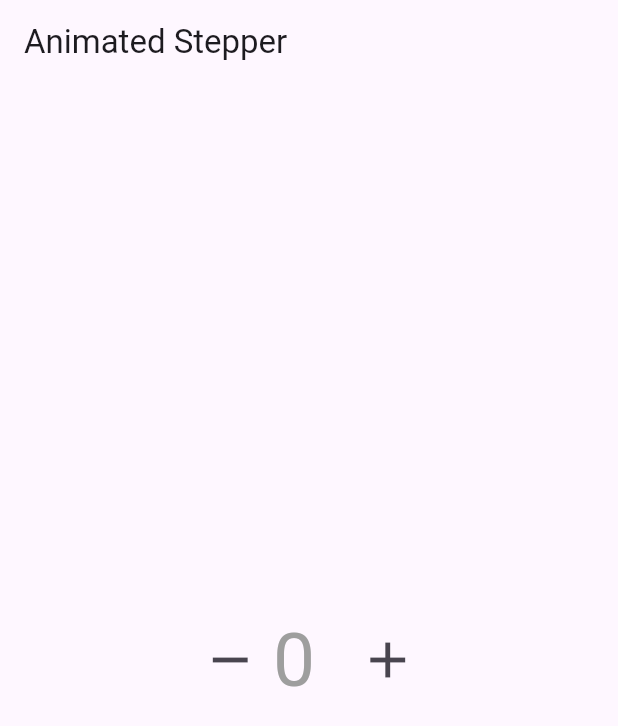
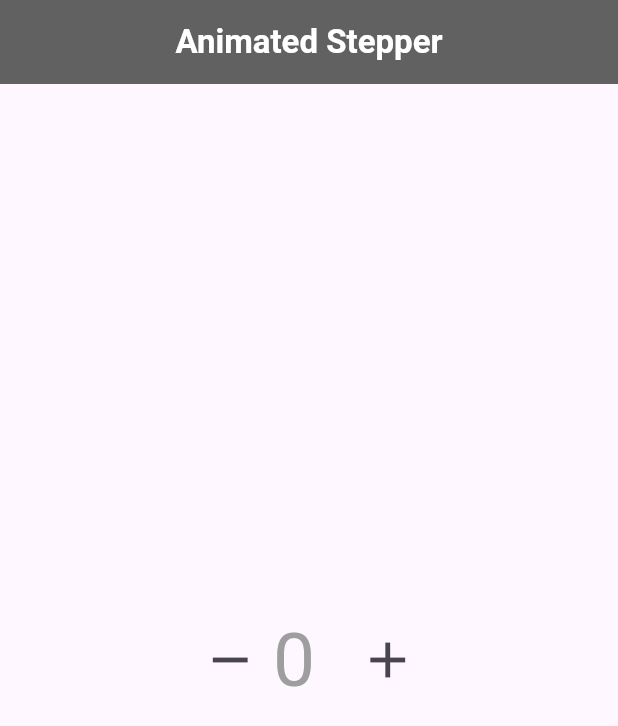
Before and after one commit to ParimSsme/animated_stepper, a Flutter app: the screen it shows after launch, on a phone screen of 412 x 824 dp. Shown: the top 726 px of the screen. Run offline on Flutter 3.47's test engine with Material 3 defaults, Android fonts, the phone set to English and light mode, and no system bars.

Commit message:
add theme

```diff
--- a/lib/main.dart
+++ b/lib/main.dart
@@ -12,7 +12,20 @@ class MyApp extends StatelessWidget {
     return MaterialApp(
       debugShowCheckedModeBanner: false,
       title: 'Animated Stepper',
-      theme: ThemeData(primarySwatch: Colors.blue),
+      theme: ThemeData(
+        appBarTheme: AppBarTheme(
+          centerTitle: true,
+          backgroundColor: Colors.grey.shade700,
+          iconTheme: IconThemeData(
+            color: Colors.white,
+          ),
+          titleTextStyle: TextStyle(
+            fontWeight: FontWeight.bold,
+            color: Colors.white,
+            fontSize: 22,
+          ),
+        ),
+      ),
       home: const AnimatedStepper(),
     );
   }
```
